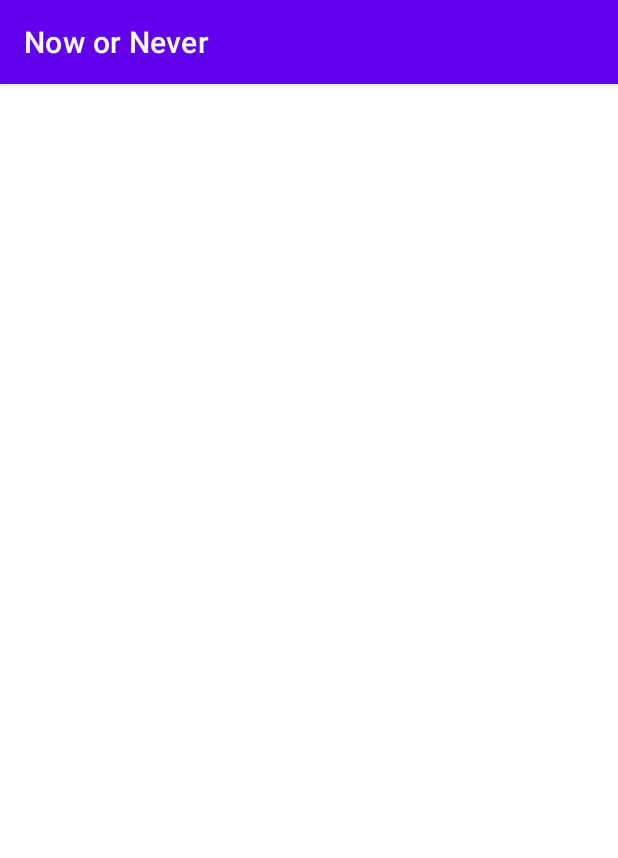
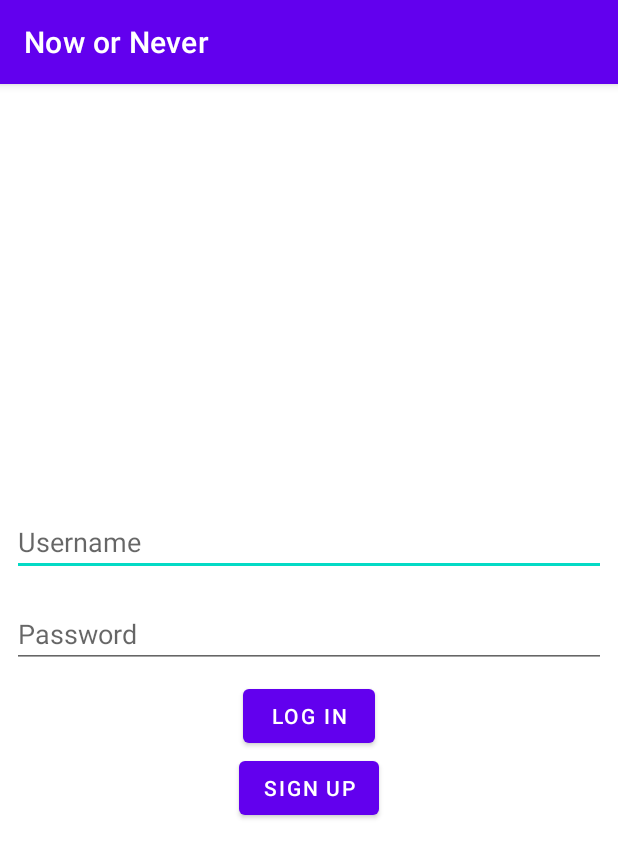
Before and after one commit to hoang-ph/NUMAD22Fa_PhongHoang_AnNguyen, an Android app: the screen it shows after launch (HabitActivity before the commit, LoginActivity after it), after a tap on "TRACK HABITS", on a phone screen of 412 x 824 dp. Shown: the top 858 px of the screen. Run offline under Robolectric (Android 15) with nearby library versions, the phone set to English and light mode, and no system bars.

Commit message:
Save login data with shared preference

```diff
--- a/app/src/main/java/edu/northeastern/nowornever/MainActivity.java
+++ b/app/src/main/java/edu/northeastern/nowornever/MainActivity.java
@@ -5,6 +5,8 @@ import androidx.appcompat.app.AppCompatActivity;
 import android.content.Intent;
 import android.os.Bundle;
 import android.view.View;
+
+import edu.northeastern.nowornever.habit.LoginActivity;
 
 public class MainActivity extends AppCompatActivity {
 
@@ -23,6 +25,6 @@ public class MainActivity extends AppCompatActivity {
     }
 
     public void showHabitCentralPage(View view) {
-        startActivity(new Intent(this, HabitActivity.class));
+        startActivity(new Intent(this, LoginActivity.class));
     }
 }
--- /dev/null
+++ b/app/src/main/java/edu/northeastern/nowornever/habit/LoginActivity.java
@@ -0,0 +1,72 @@
+package edu.northeastern.nowornever.habit;
+
+import androidx.appcompat.app.AppCompatActivity;
+
+import android.content.Intent;
+import android.content.SharedPreferences;
+import android.os.Bundle;
+import android.view.View;
+import android.widget.EditText;
+import android.widget.Toast;
+
+import edu.northeastern.nowornever.R;
+
+public class LoginActivity extends AppCompatActivity {
+
+    private static final String USERNAME_KEY = "usernameKey", SHARED_PREF = "userPref";
+
+    private EditText usernameHabitInput, passwordHabitInput;
+    private String username, password;
+    private SharedPreferences sharedPreferences;
+
+    @Override
+    protected void onCreate(Bundle savedInstanceState) {
+        super.onCreate(savedInstanceState);
+        setContentView(R.layout.activity_login);
+
+        sharedPreferences = getSharedPreferences(SHARED_PREF, MODE_PRIVATE);
+
+        username = sharedPreferences.getString(USERNAME_KEY, null);
+        if (username != null) {
+            Intent intent = new Intent(this, HabitActivity.class);
+            startActivity(intent);
+        }
+
+        usernameHabitInput = findViewById(R.id.usernameHabitInput);
+        passwordHabitInput = findViewById(R.id.passwordHabitInput);
+    }
+
+    public void startLogIn(View view) {
+        username = usernameHabitInput.getText().toString();
+        password = passwordHabitInput.getText().toString();
+        if (checkBlank()) return;
+        // TODO: validate password, need connect to database
+        saveDataToSharedPref();
+    }
+
+    public void startSignUp(View view) {
+        username = usernameHabitInput.getText().toString();
+        password = passwordHabitInput.getText().toString();
+        if (checkBlank()) return;
+        // TODO: check if username exists, need connect to database
+        saveDataToSharedPref();
+    }
+
+    private void saveDataToSharedPref() {
+        SharedPreferences.Editor editor = sharedPreferences.edit();
+        editor.putString(USERNAME_KEY, username);
+        editor.apply();
+
+        Intent intent = new Intent(this, HabitActivity.class);
+        startActivity(intent);
+    }
+
+    private boolean checkBlank() {
+        if (username.matches("") || password.matches("")) {
+            Toast.makeText(getApplicationContext(), "Username/password cannot be blank", Toast.LENGTH_SHORT).show();
+            return true;
+        }
+        return false;
+    }
+
+}
--- /dev/null
+++ b/app/src/main/res/layout/activity_login.xml
@@ -0,0 +1,60 @@
+<?xml version="1.0" encoding="utf-8"?>
+<androidx.constraintlayout.widget.ConstraintLayout xmlns:android="http://schemas.android.com/apk/res/android"
+    xmlns:app="http://schemas.android.com/apk/res-auto"
+    xmlns:tools="http://schemas.android.com/tools"
+    android:layout_width="match_parent"
+    android:layout_height="match_parent"
+    tools:context=".habit.LoginActivity">
+
+    <EditText
+        android:id="@+id/usernameHabitInput"
+        android:layout_width="match_parent"
+        android:layout_height="wrap_content"
+        android:hint="@string/username_hint"
+        android:layout_margin="8dp"
+        android:inputType="text"
+        app:layout_constraintVertical_chainStyle="packed"
+        app:layout_constraintEnd_toEndOf="parent"
+        app:layout_constraintStart_toStartOf="parent"
+        app:layout_constraintTop_toTopOf="parent"
+        app:layout_constraintBottom_toTopOf="@+id/passwordHabitInput"/>
+
+    <EditText
+        android:id="@+id/passwordHabitInput"
+        android:layout_width="match_parent"
+        android:layout_height="wrap_content"
+        android:hint="@string/password_hint"
+        android:layout_margin="8dp"
+        android:inputType="textPassword"
+        app:layout_constraintVertical_chainStyle="packed"
+        app:layout_constraintEnd_toEndOf="parent"
+        app:layout_constraintStart_toStartOf="parent"
+        app:layout_constraintTop_toBottomOf="@id/usernameHabitInput"
+        app:layout_constraintBottom_toTopOf="@+id/loginBtnHabit"/>
+
+    <Button
+        android:id="@+id/loginBtnHabit"
+        android:layout_width="wrap_content"
+        android:layout_height="wrap_content"
+        android:onClick="startLogIn"
+        android:text="@string/login"
+        app:layout_constraintVertical_chainStyle="packed"
+        app:layout_constraintEnd_toEndOf="parent"
+        app:layout_constraintStart_toStartOf="parent"
+        app:layout_constraintBottom_toTopOf="@id/signupBtnHabit"
+        app:layout_constraintTop_toBottomOf="@id/passwordHabitInput" />
+
+    <Button
+        android:id="@+id/signupBtnHabit"
+        android:layout_width="wrap_content"
+        android:layout_height="wrap_content"
+        android:onClick="startSignUp"
+        android:text="@string/signup"
+        app:layout_constraintVertical_chainStyle="packed"
+        app:layout_constraintEnd_toEndOf="parent"
+        app:layout_constraintStart_toStartOf="parent"
+        app:layout_constraintBottom_toBottomOf="parent"
+        app:layout_constraintTop_toBottomOf="@id/loginBtnHabit" />
+
+
+</androidx.constraintlayout.widget.ConstraintLayout>
--- a/app/src/main/res/values/strings.xml
+++ b/app/src/main/res/values/strings.xml
@@ -42,8 +42,10 @@
     </string-array>
 
     <!--- LogInActivity -->
-    <string name="username_hint">Your username</string>
+    <string name="username_hint">Username</string>
+    <string name="password_hint">Password</string>
     <string name="login">Log In</string>
+    <string name="signup">Sign Up</string>
 
     <!--- StickerMessagingActivity -->
     <string name="sticker_messaging">Sticker Messaging</string>
```
Also changed, not shown: app/src/main/AndroidManifest.xml (+8 -1 lines), app/src/main/java/edu/northeastern/nowornever/HabitActivity.java (deleted, +0 -14 lines), app/src/main/java/edu/northeastern/nowornever/habit/HabitActivity.java (added, +34 -0 lines), app/src/main/res/layout/activity_habit.xml (+14 -1 lines).
